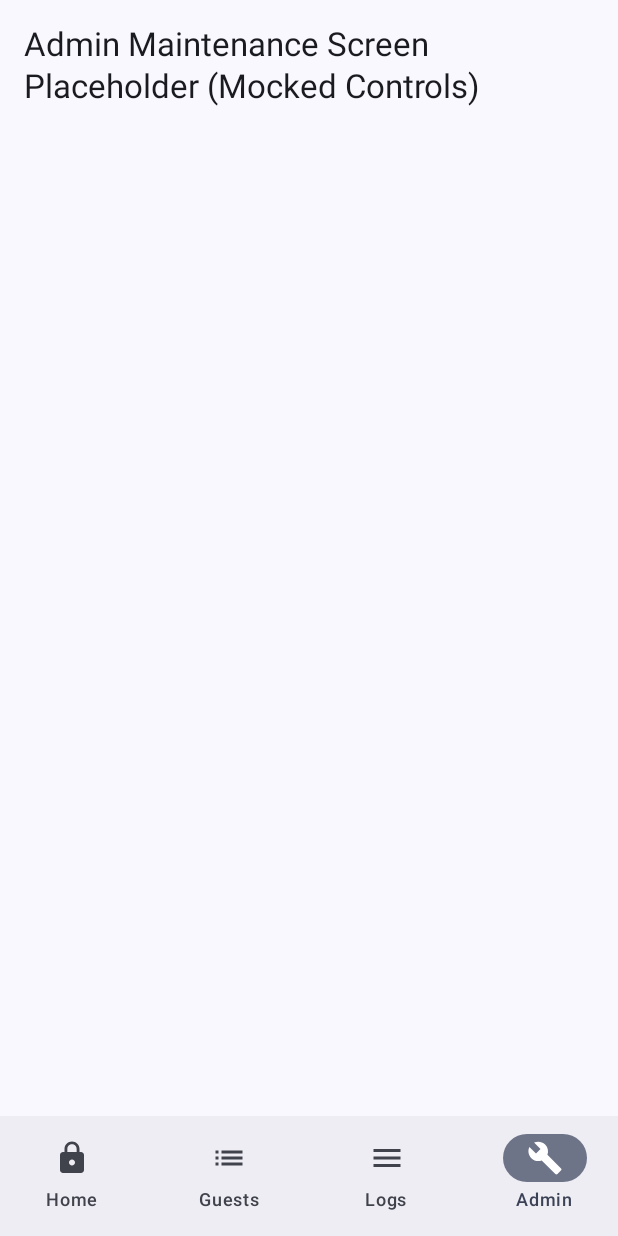
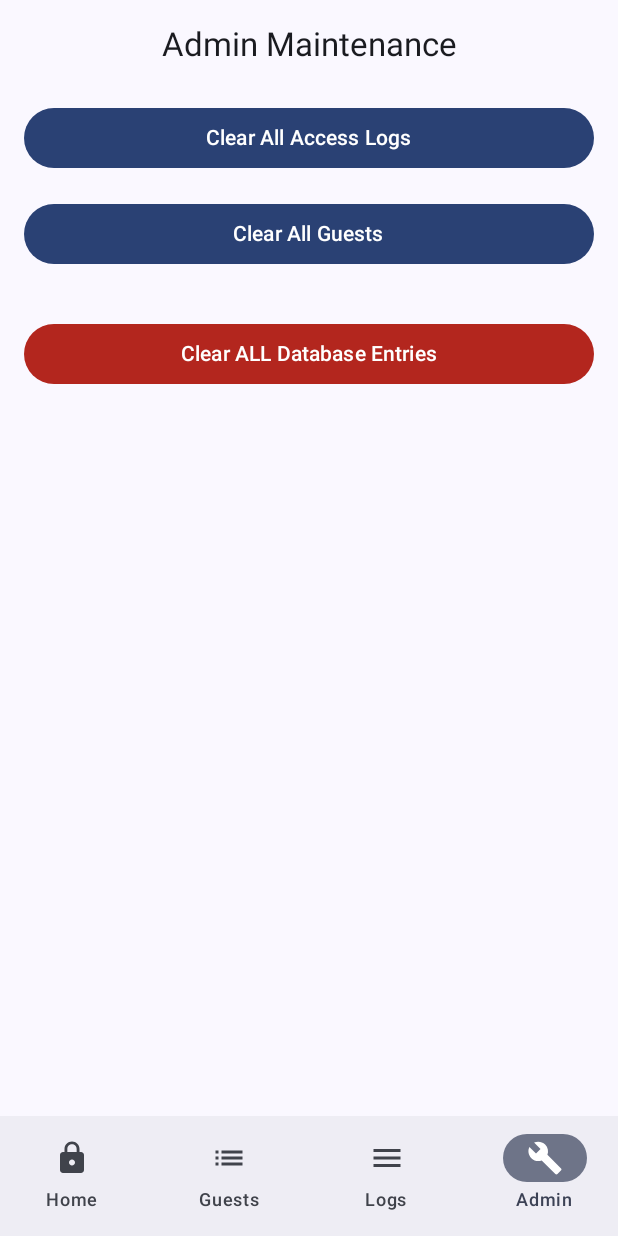
Before and after one commit to dylanmurph/Mobile-UDP-CA, an Android app built with Jetpack Compose: the AdminMaintenanceScreen screen opened through its navigation route, on a phone screen of 412 x 824 dp. Run offline under Robolectric (Android 15) with nearby library versions, the phone set to English and light mode, and no system bars.

Commit message:
Added admin buttons to clear databases

```diff
--- a/app/src/main/java/com/d00223094/hostlockmobile/data/DeviceViewModel.kt
+++ b/app/src/main/java/com/d00223094/hostlockmobile/data/DeviceViewModel.kt
@@ -49,6 +49,27 @@ class DeviceViewModel(private val repository: AppRepository) : ViewModel() {
             repository.deleteGuestById(id)
         }
     }
+
+
+    fun clearAllAccessLogs() {
+        viewModelScope.launch {
+            repository.deleteAllAccessLogs()
+        }
+    }
+
+
+    fun clearAllGuests() {
+        viewModelScope.launch {
+            repository.deleteAllGuests()
+        }
+    }
+
+    fun clearAllData() {
+        viewModelScope.launch {
+            repository.deleteAllAccessLogs()
+            repository.deleteAllGuests()
+        }
+    }
 }
 
 class DeviceViewModelFactory(private val repository: AppRepository) : ViewModelProvider.Factory {
--- a/app/src/main/java/com/d00223094/hostlockmobile/ui/navigation/AppNavHost.kt
+++ b/app/src/main/java/com/d00223094/hostlockmobile/ui/navigation/AppNavHost.kt
@@ -79,10 +79,12 @@ fun AppNavigation(viewModel: DeviceViewModel) {
             composable(AccessLogs.route) {
                 AccessLogsScreen(navController, viewModel = viewModel)
             }
+
             // define the admin maintenance screen composable
             composable(AdminMaintenance.route) {
-                AdminMaintenanceScreen(navController)
+                AdminMaintenanceScreen(navController, viewModel = viewModel)
             }
+
         }
     }
 }
--- a/app/src/main/java/com/d00223094/hostlockmobile/ui/screens/Admin.kt
+++ b/app/src/main/java/com/d00223094/hostlockmobile/ui/screens/Admin.kt
@@ -1,29 +1,72 @@
 // this file contains the placeholder for the admin maintenance screen
 package com.d00223094.hostlockmobile.ui.screens
 
-import androidx.compose.foundation.layout.Box
+import androidx.compose.foundation.layout.Arrangement
+import androidx.compose.foundation.layout.Column
+import androidx.compose.foundation.layout.Spacer
 import androidx.compose.foundation.layout.fillMaxSize
+import androidx.compose.foundation.layout.fillMaxWidth
+import androidx.compose.foundation.layout.height
 import androidx.compose.foundation.layout.padding
+import androidx.compose.material3.Button
+import androidx.compose.material3.ButtonDefaults
 import androidx.compose.material3.MaterialTheme
 import androidx.compose.material3.Text
 import androidx.compose.runtime.Composable
+import androidx.compose.ui.Alignment
 import androidx.compose.ui.Modifier
 import androidx.compose.ui.tooling.preview.Preview
 import androidx.compose.ui.unit.dp
 import androidx.navigation.NavController
 import androidx.navigation.compose.rememberNavController
+import com.d00223094.hostlockmobile.data.DeviceViewModel
 import com.d00223094.hostlockmobile.ui.theme.HostLockMobileTheme
 
 @Composable
-fun AdminMaintenanceScreen(navController: NavController) {
-    // screen content container
-    Box(
+fun AdminMaintenanceScreen(
+    navController: NavController, viewModel: DeviceViewModel
+) {
+    Column(
         modifier = Modifier
             .fillMaxSize()
             .padding(16.dp),
+        horizontalAlignment = Alignment.CenterHorizontally,
+        verticalArrangement = Arrangement.Top
     ) {
-        // screen title placeholder
-        Text(text = "Admin Maintenance Screen Placeholder (Mocked Controls)", style = MaterialTheme.typography.titleLarge)
+        Text(
+            text = "Admin Maintenance",
+            style = MaterialTheme.typography.titleLarge,
+            modifier = Modifier.padding(bottom = 24.dp)
+        )
+
+        Button(
+            onClick = { viewModel.clearAllAccessLogs() },
+            modifier = Modifier.fillMaxWidth()
+        ) {
+            Text("Clear All Access Logs")
+        }
+
+        Spacer(modifier = Modifier.height(16.dp))
+
+        Button(
+            onClick = { viewModel.clearAllGuests() },
+            modifier = Modifier.fillMaxWidth()
+        ) {
+            Text("Clear All Guests")
+        }
+
+        Spacer(modifier = Modifier.height(32.dp))
+
+        Button(
+            onClick = { viewModel.clearAllData() },
+            modifier = Modifier.fillMaxWidth(),
+            colors = ButtonDefaults.buttonColors(
+                containerColor = MaterialTheme.colorScheme.error,
+                contentColor = MaterialTheme.colorScheme.onError
+            )
+        ) {
+            Text("Clear ALL Database Entries")
+        }
     }
 }
 
@@ -32,6 +75,6 @@ fun AdminMaintenanceScreen(navController: NavController) {
 @Composable
 private fun AdminMaintenanceScreenPreview() {
     HostLockMobileTheme {
-        AdminMaintenanceScreen(navController = rememberNavController())
+        //AdminMaintenanceScreen(navController = rememberNavController())
     }
 }
```
